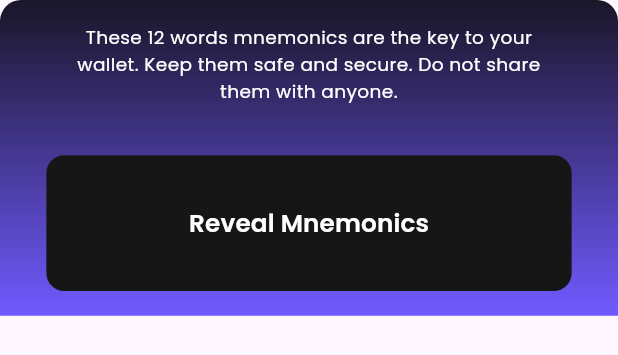
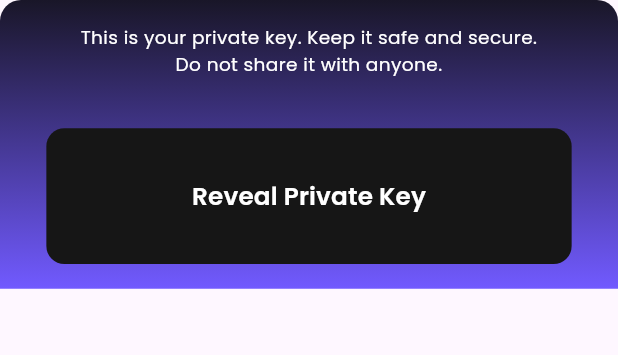
Before and after one commit to Utkarsh4517/solnext, a Flutter app: the RevealKeypairsSheet widget shown alone on an empty page, opened directly, on a phone screen of 412 x 824 dp. Shown: the top 355 px of the screen. Run offline on Flutter 3.47's test engine with Material 3 defaults, Android fonts, the phone set to English and light mode, and no system bars; our stand-ins replace bloc, camera, flutter_riverpod, flutter_secure_storage, flutter_svg, google_fonts and 5 more; missing offline and left inert: bip39, google_mlkit_barcode_scanning, solana; accounts and stored records are empty; project files that could hold a hidden picture were left out.

Commit message:
fetched the exact keypair from private key

```diff
--- a/lib/core/shared/components/reveal_keypairs_sheet.dart
+++ b/lib/core/shared/components/reveal_keypairs_sheet.dart
@@ -19,16 +19,16 @@ class _RevealKeypairsSheetState extends State<RevealKeypairsSheet> {
   @override
   void initState() {
     super.initState();
-    fetchMnemonic();
+    fetchPrivateKey();
   }
 
-  String mnemonics = '';
+  String privateKey = '';
   bool isRevealed = false;
 
-  fetchMnemonic() async {
-    final res = await WalletService.getMnemonics();
+  fetchPrivateKey() async {
+    final res = await WalletService.getPrivateKey();
     setState(() {
-      mnemonics = res;
+      privateKey = res;
     });
   }
 
@@ -47,7 +47,7 @@ class _RevealKeypairsSheetState extends State<RevealKeypairsSheet> {
           SizedBox(
             width: getScreenWidth(context) * 0.75,
             child: Text(
-              'These 12 words mnemonics are the key to your wallet. Keep them safe and secure. Do not share them with anyone.',
+              'This is your private key. Keep it safe and secure. Do not share it with anyone.',
               textAlign: TextAlign.center,
               style: GoogleFonts.poppins(
                 fontSize: getScreenWidth(context) * 0.03,
@@ -70,7 +70,7 @@ class _RevealKeypairsSheetState extends State<RevealKeypairsSheet> {
             ),
             child: isRevealed
                 ? Text(
-                    mnemonics,
+                    privateKey,
                     textAlign: TextAlign.center,
                     style: GoogleFonts.poppins(
                       fontSize: getScreenWidth(context) * 0.04,
@@ -84,16 +84,16 @@ class _RevealKeypairsSheetState extends State<RevealKeypairsSheet> {
                         isRevealed = true;
                       });
                     },
-                    text: 'Reveal Mnemonics',
+                    text: 'Reveal Private Key',
                     color: Colors.white,
                   ),
           ),
           if (isRevealed)
             SecondaryButton(
               onPressed: () {
-                Clipboard.setData(ClipboardData(text: mnemonics));
+                Clipboard.setData(ClipboardData(text: privateKey));
               },
-              text: 'Copy Mnemonics',
+              text: 'Copy Private Key',
               color: Colors.white,
             )
         ],
--- a/lib/core/utils/wallet_service.dart
+++ b/lib/core/utils/wallet_service.dart
@@ -6,10 +6,20 @@ class WalletService {
     final prefs = await SharedPreferences.getInstance();
     prefs.setString('publicKey', publicKey);
   }
+    static Future<void> savePrivateKey({required String privateKey}) async {
+    final prefs = await SharedPreferences.getInstance();
+    prefs.setString('privateKey', privateKey);
+  }
 
   static Future<String> getPublicKey() async {
     final prefs = await SharedPreferences.getInstance();
     String publicKey = prefs.getString('publicKey')!;
+    return publicKey;
+  }
+
+    static Future<String> getPrivateKey() async {
+    final prefs = await SharedPreferences.getInstance();
+    String publicKey = prefs.getString('privateKey')!;
     return publicKey;
   }
 
--- a/lib/src/onBoarding/view/screens/intro_page3.dart
+++ b/lib/src/onBoarding/view/screens/intro_page3.dart
@@ -28,11 +28,13 @@ class _IntroPage3State extends State<IntroPage3> {
 
   createWallet() async {
     final (keypair, mnemonic) = await CreateWallet.createNewWallet();
+    final privateKey = await CreateWallet.getPrivateKey(keypair);
     setState(() {
       keyPairGenerated = keypair;
       mnemonicGenerated = mnemonic;
     });
     WalletService.savePublicKey(publicKey: keypair.publicKey.toString());
+    WalletService.savePrivateKey(privateKey: privateKey);
   }
 
   @override
```
Also changed, not shown: lib/core/shared/components/import_wallet_sheet.dart (+9 -5 lines), lib/src/onBoarding/data/services/create_wallet.dart (+20 -0 lines).
